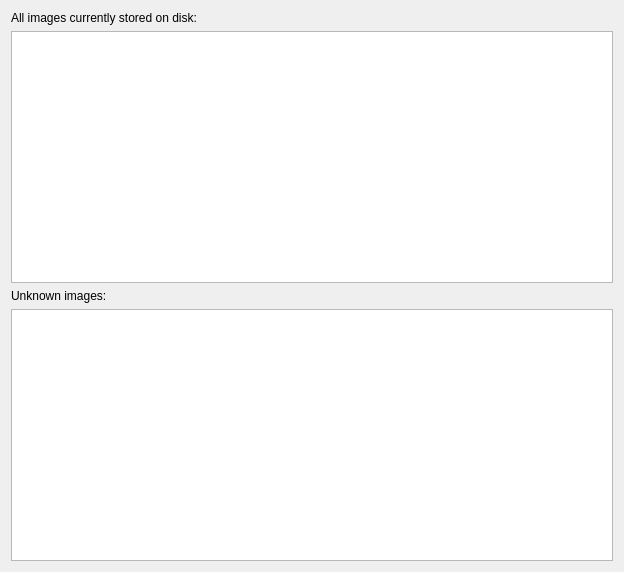
First picture: the form in mtg_proxy_printer/resources/ui/cache_cleanup_wizard/card_filter_page.ui, repository luziferius/MTGProxyPrinter, before the edit.
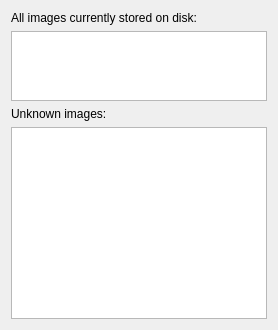
Second picture: the form after the edit.

Commit message:
CacheCleanupWizard: Added a summary page that displays the total number of removed images and the disk space freed by this. Fixed bugs in CardFilterPage.validatePage() that led to wrong data being set in the "selected-images" field. Implemented actually deleting the images selected. Completing the wizard now removes the images from disk.
FossilOrigin-Name: a37b22e6ab87ad10620d0c3d0dfed812db04e66a4ea8b8998a00a642631de9c4

The edit to the form file:
```diff
--- a/mtg_proxy_printer/resources/ui/cache_cleanup_wizard/card_filter_page.ui
+++ b/mtg_proxy_printer/resources/ui/cache_cleanup_wizard/card_filter_page.ui
@@ -2,14 +2,6 @@
 <ui version="4.0">
  <class>WizardPage</class>
  <widget class="QWizardPage" name="WizardPage">
-  <property name="geometry">
-   <rect>
-    <x>0</x>
-    <y>0</y>
-    <width>624</width>
-    <height>572</height>
-   </rect>
-  </property>
   <property name="windowTitle">
    <string>WizardPage</string>
   </property>
```
The commit also changes 3 other files.
